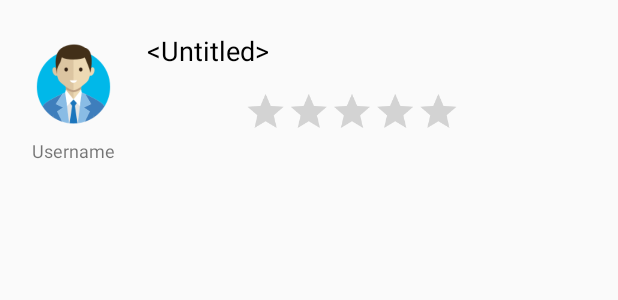
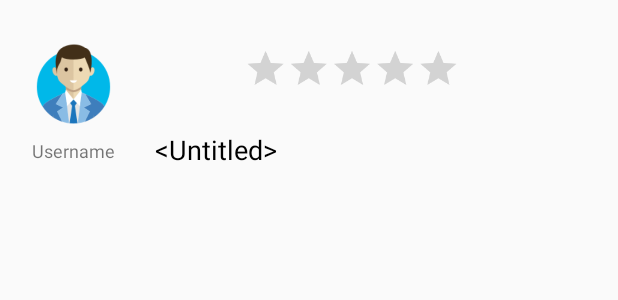
Before and after one commit to F-S-C/Cicerone, an Android app: the layout review_list.xml on its own in the app's theme, with its tools: preview values and no code run, on a phone screen of 412 x 824 dp. Shown: the top 300 px of the screen. Run offline under Robolectric (Android 15) with nearby library versions, the phone set to English and light mode, and no system bars.

Commit message:
Modifiche grafiche

```diff
--- a/Android/app/src/main/java/com/fsc/cicerone/AccountDetails.java
+++ b/Android/app/src/main/java/com/fsc/cicerone/AccountDetails.java
@@ -72,13 +72,13 @@ public class AccountDetails extends AppCompatActivity {
                         fragment = new ProfileFragment();
                         break;
                     case 1:
-                        fragment = new ItineraryFragment();
+                        fragment = new ReportFragment();
                         break;
                     case 2:
                         fragment = new ReviewFragment();
                         break;
                     case 3:
-                        fragment = new ReportFragment();
+                        fragment = new ItineraryFragment();
                         break;
                 }
                 FragmentManager fm = getSupportFragmentManager();
@@ -115,7 +115,7 @@ public class AccountDetails extends AppCompatActivity {
                 TextView nameSurnameTextView = findViewById(R.id.name_surname);
                 nameSurnameTextView.setText(nameSurname);
                 if(result.getInt("user_type") == 0)
-                    tabLayout.removeTabAt(1);
+                    tabLayout.removeTabAt(3);
             }
         });
         connector.setObjectToSend(parameters);
--- a/Android/app/src/main/res/layout/activity_account_details.xml
+++ b/Android/app/src/main/res/layout/activity_account_details.xml
@@ -56,16 +56,16 @@
                     tools:layout_editor_absoluteY="116dp">
 
                     <android.support.design.widget.TabItem
-                        android:id="@+id/tab_report"
+                        android:id="@+id/tab_account"
                         android:layout_width="wrap_content"
                         android:layout_height="wrap_content"
                         android:icon="@drawable/account" />
 
                     <android.support.design.widget.TabItem
-                        android:id="@+id/tab_itinerary"
+                        android:id="@+id/tab_report"
                         android:layout_width="wrap_content"
                         android:layout_height="wrap_content"
-                        android:icon="@drawable/itinerary" />
+                        android:icon="@drawable/reports" />
 
                     <android.support.design.widget.TabItem
                         android:id="@+id/tab_reviews"
@@ -74,10 +74,10 @@
                         android:icon="@drawable/reviews" />
 
                     <android.support.design.widget.TabItem
-                        android:id="@+id/tab_account"
+                        android:id="@+id/tab_itinerary"
                         android:layout_width="wrap_content"
                         android:layout_height="wrap_content"
-                        android:icon="@drawable/reports" />
+                        android:icon="@drawable/itinerary" />
 
                 </android.support.design.widget.TabLayout>
             </LinearLayout>
--- a/Android/app/src/main/res/layout/review_list.xml
+++ b/Android/app/src/main/res/layout/review_list.xml
@@ -9,7 +9,7 @@
 
     <LinearLayout
         android:layout_width="wrap_content"
-        android:layout_height="wrap_content"
+        android:layout_height="match_parent"
         android:layout_gravity="center"
         android:orientation="vertical">
 
@@ -33,20 +33,8 @@
 
     <LinearLayout
         android:layout_width="match_parent"
-        android:layout_height="match_parent"
+        android:layout_height="wrap_content"
         android:orientation="vertical">
-
-        <TextView
-            android:id="@+id/review_description"
-            android:layout_width="wrap_content"
-            android:layout_height="wrap_content"
-            android:layout_marginLeft="20dp"
-            android:layout_marginRight="20dp"
-            android:layout_weight="1"
-            android:gravity="center"
-            android:text="@android:string/untitled"
-            android:textColor="@android:color/black"
-            android:textSize="18sp" />
 
         <RatingBar
             android:id="@+id/ratingBar"
@@ -54,11 +42,26 @@
             android:layout_height="wrap_content"
             android:layout_gravity="center"
             android:layout_weight="1"
+            android:focusable="false"
+            android:isIndicator="true"
             android:numStars="5"
             android:scaleX=".6"
-            android:scaleY=".6"
-            android:isIndicator="true"
-            android:focusable="false" />
+            android:scaleY=".6" />
+
+        <Space
+            android:layout_width="match_parent"
+            android:layout_height="10dp" />
+
+        <TextView
+            android:id="@+id/review_description"
+            android:layout_width="wrap_content"
+            android:layout_height="wrap_content"
+            android:layout_marginLeft="25dp"
+            android:layout_marginRight="5dp"
+            android:layout_weight="1"
+            android:text="@android:string/untitled"
+            android:textColor="@android:color/black"
+            android:textSize="18sp" />
     </LinearLayout>
 
 </LinearLayout>
```
